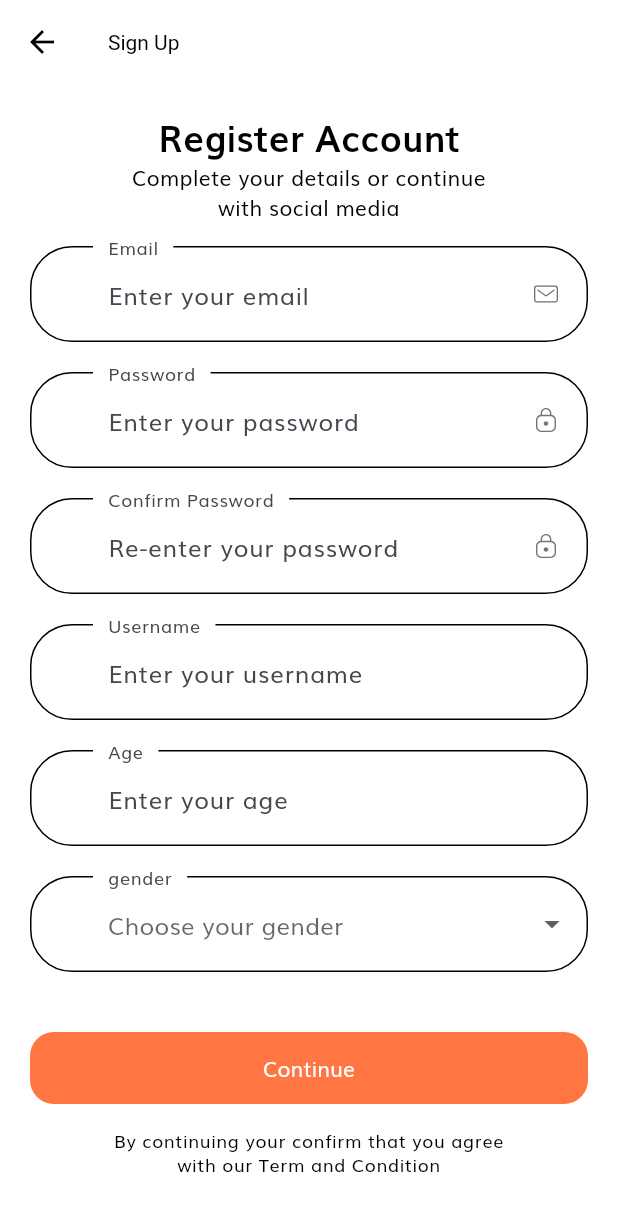
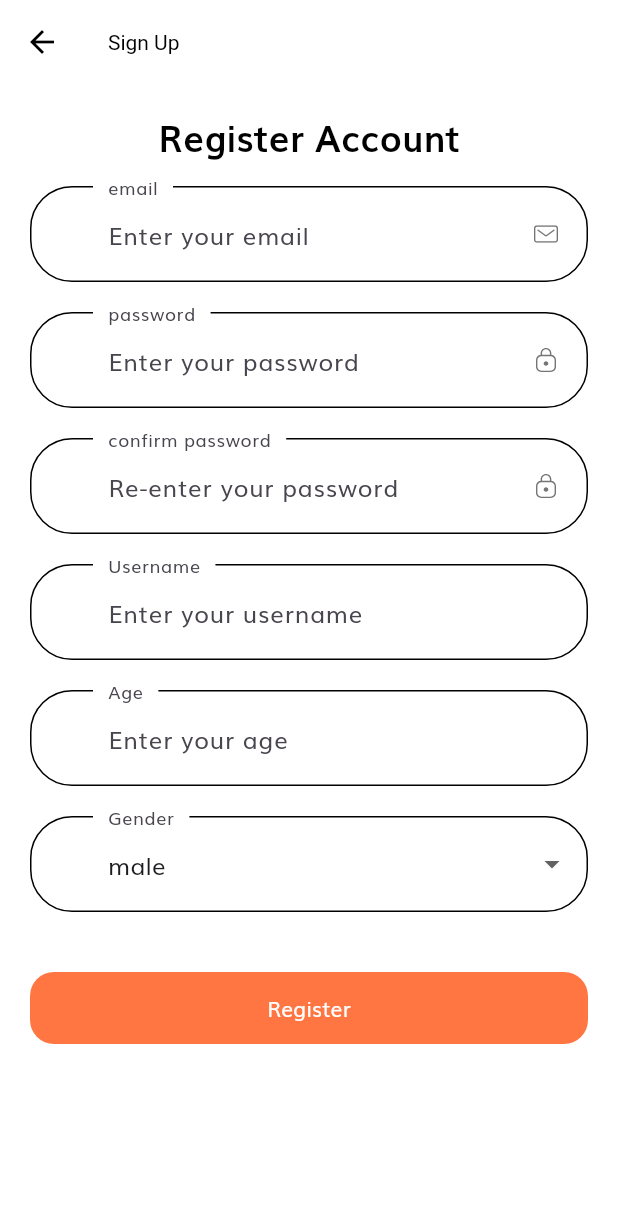
Before and after one commit to keithtung56/adminpanel, a Flutter app: the screen it shows after launch, after a tap on "Login", after a tap on "Sign Up", on a phone screen of 412 x 824 dp. Shown: the top 1211 px of the screen. Run offline on Flutter 3.47's test engine with Material 3 defaults, Android fonts, the phone set to English and light mode, and no system bars; our stand-ins replace firebase_auth, firebase_core, firebase_database, firebase_storage, flutter_bloc, flutter_dotenv and 4 more; missing offline and left inert: flutter_stripe, moment_dart; accounts and stored records are empty; generated files the repository leaves out were written again.

Commit message:
feat: lang for form error

```diff
--- a/mobile/lib/main.dart
+++ b/mobile/lib/main.dart
@@ -59,15 +59,17 @@ class MyApp extends StatelessWidget {
                           }),
                         );
                       default:
-                        return const Scaffold(
+                        return const MaterialApp(
+                            home: Scaffold(
                           body: CircularProgressIndicator(),
-                        );
+                        ));
                     }
                   });
             default:
-              return const Scaffold(
+              return const MaterialApp(
+                  home: Scaffold(
                 body: CircularProgressIndicator(),
-              );
+              ));
           }
         });
   }
--- a/mobile/lib/routes.dart
+++ b/mobile/lib/routes.dart
@@ -8,31 +8,32 @@ import 'package:shop_app/screens/payment/payment_screen.dart';
 import 'package:shop_app/screens/products/products_screen.dart';
 import 'package:shop_app/screens/products/search_products_screen.dart';
 import 'package:shop_app/screens/settings/settings_screen.dart';
-
-import 'screens/complete_profile/complete_profile_screen.dart';
 import 'screens/products_details/products_details_screen.dart';
 import 'screens/forgot_password/forgot_password_screen.dart';
 import 'screens/home/home_screen.dart';
 import 'screens/init_screen.dart';
-import 'screens/login_success/login_success_screen.dart';
 import 'screens/otp/otp_screen.dart';
 import 'screens/profile/profile_screen.dart';
 import 'screens/sign_in/sign_in_screen.dart';
 import 'screens/sign_up/sign_up_screen.dart';
-import 'screens/splash/splash_screen.dart';
 
 // We use name route
 // All our routes will be available here
 final Map<String, WidgetBuilder> routes = {
   InitScreen.routeName: (context) => const InitScreen(),
-  SplashScreen.routeName: (context) => const SplashScreen(),
   SignInScreen.routeName: (context) => const SignInScreen(),
+  SignUpScreen.routeName: (context) => const SignUpScreen(),
   ForgotPasswordScreen.routeName: (context) => const ForgotPasswordScreen(),
-  LoginSuccessScreen.routeName: (context) => const LoginSuccessScreen(),
-  SignUpScreen.routeName: (context) => const SignUpScreen(),
-  CompleteProfileScreen.routeName: (context) => const CompleteProfileScreen(),
   OtpScreen.routeName: (context) => const OtpScreen(),
   HomeScreen.routeName: (context) => const HomeScreen(),
+  ProductDetailsScreen.routeName: (context) => const ProductDetailsScreen(),
+  CartScreen.routeName: (context) => const CartScreen(),
+  ProfileScreen.routeName: (context) => const ProfileScreen(),
+  MyAccountScreen.routeName: (context) => const MyAccountScreen(),
+  PaymentScreen.routeName: (context) => const PaymentScreen(),
+  MyOrdersScreen.routeName: (context) => const MyOrdersScreen(),
+  SettingsScreen.routeName: (context) => const SettingsScreen(),
+  LanguageScreen.routeName: (context) => const LanguageScreen(),
   ProductsScreen.routeName: (context) {
     final args =
         ModalRoute.of(context)?.settings.arguments as Map<String, dynamic>;
@@ -48,12 +49,6 @@ final Map<String, WidgetBuilder> routes = {
       searchString: args['searchString'],
     );
   },
-  ProductDetailsScreen.routeName: (context) => const ProductDetailsScreen(),
-  CartScreen.routeName: (context) => const CartScreen(),
-  ProfileScreen.routeName: (context) => const ProfileScreen(),
-  MyAccountScreen.routeName: (context) => const MyAccountScreen(),
-  PaymentScreen.routeName: (context) => const PaymentScreen(),
-  MyOrdersScreen.routeName: (context) => const MyOrdersScreen(),
   OrderProductDetailsScreen.routeName: (context) {
     final args =
         ModalRoute.of(context)?.settings.arguments as Map<String, dynamic>;
@@ -61,6 +56,4 @@ final Map<String, WidgetBuilder> routes = {
       order: args['order'],
     );
   },
-  SettingsScreen.routeName: (context) => const SettingsScreen(),
-  LanguageScreen.routeName: (context) => const LanguageScreen(),
 };
--- a/mobile/lib/screens/profile/components/profile_menu.dart
+++ b/mobile/lib/screens/profile/components/profile_menu.dart
@@ -1,6 +1,5 @@
 import 'package:flutter/material.dart';
 import 'package:flutter_svg/flutter_svg.dart';
-
 import '../../../constants.dart';
 
 class ProfileMenu extends StatelessWidget {
@@ -32,6 +31,10 @@ class ProfileMenu extends StatelessWidget {
             SvgPicture.asset(
               icon,
               width: 22,
+              colorFilter: const ColorFilter.mode(
+                kPrimaryColor,
+                BlendMode.srcIn,
+              ),
             ),
             const SizedBox(width: 20),
             Expanded(child: Text(text)),
--- a/mobile/lib/screens/sign_in/components/sign_form.dart
+++ b/mobile/lib/screens/sign_in/components/sign_form.dart
@@ -50,19 +50,23 @@ class _SignFormState extends State<SignForm> {
             onSaved: (newValue) => email = newValue ?? "",
             onChanged: (value) {
               if (value.isNotEmpty) {
-                removeError(error: emptyEmailError);
+                removeError(
+                    error: AppLocalizations.of(context)!.empty_email_error);
               }
               if (emailValidatorRegExp.hasMatch(value)) {
-                removeError(error: invalidEmailError);
+                removeError(
+                    error: AppLocalizations.of(context)!.invalid_email_error);
               }
               return;
             },
             validator: (value) {
               if (value!.isEmpty) {
-                addError(error: emptyEmailError);
+                addError(
+                    error: AppLocalizations.of(context)!.empty_email_error);
                 return "";
               } else if (!emailValidatorRegExp.hasMatch(value)) {
-                addError(error: invalidEmailError);
+                addError(
+                    error: AppLocalizations.of(context)!.invalid_email_error);
                 return "";
               }
               return null;
@@ -81,13 +85,15 @@ class _SignFormState extends State<SignForm> {
             onSaved: (newValue) => password = newValue ?? "",
             onChanged: (value) {
               if (value.isNotEmpty) {
-                removeError(error: emptyPasswordError);
+                removeError(
+                    error: AppLocalizations.of(context)!.empty_password_error);
               }
               return;
             },
             validator: (value) {
               if (value!.isEmpty) {
-                addError(error: emptyPasswordError);
+                addError(
+                    error: AppLocalizations.of(context)!.empty_password_error);
                 return "";
               }
               return null;
@@ -103,16 +109,6 @@ class _SignFormState extends State<SignForm> {
           const SizedBox(height: 20),
           Row(
             children: [
-              Checkbox(
-                value: remember,
-                activeColor: kPrimaryColor,
-                onChanged: (value) {
-                  setState(() {
-                    remember = value;
-                  });
-                },
-              ),
-              const Text("Remember me"),
               const Spacer(),
               GestureDetector(
                 onTap: () => Navigator.pushNamed(
@@ -128,27 +124,36 @@ class _SignFormState extends State<SignForm> {
           const SizedBox(height: 16),
           ElevatedButton(
             onPressed: () async {
-              removeError(error: 'user not found');
-              removeError(error: 'wrong password');
-              removeError(error: 'failed to login');
+              removeError(error: AppLocalizations.of(context)!.user_not_found);
+              removeError(error: AppLocalizations.of(context)!.wrong_password);
+              removeError(error: AppLocalizations.of(context)!.failed_to_login);
               try {
                 if (_formKey.currentState!.validate()) {
                   _formKey.currentState!.save();
 
                   KeyboardUtil.hideKeyboard(context);
-                  await AuthService.firebase()
-                      .logIn(email: email, password: password);
+                  await AuthService.firebase().logIn(
+                    email: email,
+                    password: password,
+                  );
                   if (context.mounted) {
                     Navigator.pushNamedAndRemoveUntil(
                         context, InitScreen.routeName, (_) => true);
                   }
                 }
               } on UserNotFoundAuthException {
-                addError(error: 'user not found');
+                if (context.mounted) {
+                  addError(error: AppLocalizations.of(context)!.user_not_found);
+                }
               } on WrongPasswordAuthException {
-                addError(error: 'wrong password');
+                if (context.mounted) {
+                  addError(error: AppLocalizations.of(context)!.wrong_password);
+                }
               } on GenericAuthException {
-                addError(error: 'failed to login');
+                if (context.mounted) {
+                  addError(
+                      error: AppLocalizations.of(context)!.failed_to_login);
+                }
               }
             },
             child: Text(AppLocalizations.of(context)!.login),
--- a/mobile/lib/screens/sign_in/sign_in_screen.dart
+++ b/mobile/lib/screens/sign_in/sign_in_screen.dart
@@ -6,7 +6,7 @@ import 'components/sign_form.dart';
 class SignInScreen extends StatelessWidget {
   static String routeName = "/sign_in";
 
-  const SignInScreen({Key? key});
+  const SignInScreen({super.key});
 
   @override
   Widget build(BuildContext context) {
@@ -20,8 +20,7 @@ class SignInScreen extends StatelessWidget {
               padding: const EdgeInsets.symmetric(horizontal: 20),
               child: SingleChildScrollView(
                 child: Column(
-                  mainAxisAlignment:
-                      MainAxisAlignment.center, // Center vertically
+                  mainAxisAlignment: MainAxisAlignment.center,
                   children: [
                     const SizedBox(height: 16),
                     Text(
--- a/mobile/lib/screens/sign_up/components/sign_up_form.dart
+++ b/mobile/lib/screens/sign_up/components/sign_up_form.dart
@@ -2,6 +2,8 @@ import 'package:flutter/material.dart';
 import 'package:shop_app/screens/home/home_screen.dart';
 import 'package:shop_app/services/auth/auth_service.dart';
 import 'package:shop_app/services/crud/user/db_user_service.dart';
+import 'package:flutter_gen/gen_l10n/app_localizations.dart';
+
 import '../../../components/custom_surfix_icon.dart';
 import '../../../components/form_error.dart';
 import '../../../constants.dart';
@@ -50,27 +52,33 @@ class _SignUpFormState extends State<SignUpForm> {
             onSaved: (newValue) => email = newValue ?? "",
             onChanged: (value) {
               if (value.isNotEmpty) {
-                removeError(error: emptyEmailError);
-              } else if (emailValidatorRegExp.hasMatch(value)) {
-                removeError(error: invalidEmailError);
+                removeError(
+                    error: AppLocalizations.of(context)!.empty_email_error);
+              }
+              if (emailValidatorRegExp.hasMatch(value)) {
+                removeError(
+                    error: AppLocalizations.of(context)!.invalid_email_error);
               }
               return;
             },
             validator: (value) {
               if (value!.isEmpty) {
-                addError(error: emptyEmailError);
+                addError(
+                    error: AppLocalizations.of(context)!.empty_email_error);
                 return "";
               } else if (!emailValidatorRegExp.hasMatch(value)) {
-                addError(error: invalidEmailError);
+                addError(
+                    error: AppLocalizations.of(context)!.invalid_email_error);
                 return "";
               }
               return null;
             },
-            decoration: const InputDecoration(
-              labelText: "Email",
-              hintText: "Enter your email",
+            decoration: InputDecoration(
+              labelText: AppLocalizations.of(context)!.email,
+              hintText: AppLocalizations.of(context)!.enter_your_email,
               floatingLabelBehavior: FloatingLabelBehavior.always,
-              suffixIcon: CustomSurffixIcon(svgIcon: "assets/icons/Mail.svg"),
+              suffixIcon:
+                  const CustomSurffixIcon(svgIcon: "assets/icons/Mail.svg"),
             ),
           ),
           const SizedBox(height: 20),
@@ -95,11 +103,12 @@ class _SignUpFormState extends State<SignUpForm> {
               }
               return null;
             },
-            decoration: const InputDecoration(
-              labelText: "Password",
-              hintText: "Enter your password",
+            decoration: InputDecoration(
+              labelText: AppLocalizations.of(context)!.password,
+              hintText: AppLocalizations.of(context)!.enter_your_password,
               floatingLabelBehavior: FloatingLabelBehavior.always,
-              suffixIcon: CustomSurffixIcon(svgIcon: "assets/icons/Lock.svg"),
+              suffixIcon:
+                  const CustomSurffixIcon(svgIcon: "assets/icons/Lock.svg"),
             ),
           ),
           const SizedBox(height: 20),
@@ -108,27 +117,36 @@ class _SignUpFormState extends State<SignUpForm> {
             onSaved: (newValue) => confirmPassword = newValue ?? "",
             onChanged: (value) {
               if (value.isNotEmpty) {
-                removeError(error: emptyPasswordError);
-              } else if (value.isNotEmpty && password == confirmPassword) {
-                removeError(error: notMatchPasswordError);
+                removeError(
+                    error: AppLocalizations.of(context)!.empty_password_error);
+              }
+              if (value.isNotEmpty && password == confirmPassword) {
+                removeError(
+                    error:
+                        AppLocalizations.of(context)!.not_match_password_error);
               }
               confirmPassword = value;
             },
             validator: (value) {
               if (value!.isEmpty) {
-                addError(error: emptyPasswordError);
+                addError(
+                    error: AppLocalizations.of(context)!.empty_password_error);
                 return "";
               } else if ((password != value)) {
-                addError(error: notMatchPasswordError);
+                addError(
+                    error:
+                        AppLocalizations.of(context)!.not_match_password_error);
                 return "";
               }
               return null;
             },
-            decoration: const InputDecoration(
-              labelText: "Confirm Password",
-              hintText: "Re-enter your password",
+            decoration: InputDecoration(
+              labelText: AppLocalizations.of(context)!.confirm_password,
+              hintText:
+                  AppLocalizations.of(context)!.enter_your_confirm_password,
               floatingLabelBehavior: FloatingLabelBehavior.always,
-              suffixIcon: CustomSurffixIcon(svgIcon: "assets/icons/Lock.svg"),
+              suffixIcon:
+                  const CustomSurffixIcon(svgIcon: "assets/icons/Lock.svg"),
             ),
           ),
           const SizedBox(height: 20),
@@ -146,9 +164,9 @@ class _SignUpFormState extends State<SignUpForm> {
               }
               return null;
             },
-            decoration: const InputDecoration(
-              labelText: "Username",
-              hintText: "Enter your username",
+            decoration: InputDecoration(
+              labelText: AppLocalizations.of(context)!.username,
+              hintText: AppLocalizations.of(context)!.enter_your_username,
               floatingLabelBehavior: FloatingLabelBehavior.always,
             ),
           ),
@@ -168,29 +186,32 @@ class _SignUpFormState extends State<SignUpForm> {
               }
               return null;
             },
-            decoration: const InputDecoration(
-              labelText: "Age",
-              hintText: "Enter your age",
+            decoration: InputDecoration(
+              labelText: AppLocalizations.of(context)!.age,
+              hintText: AppLocalizations.of(context)!.enter_your_age,
               floatingLabelBehavior: FloatingLabelBehavior.always,
             ),
           ),
           const SizedBox(height: 20),
           DropdownButtonFormField(
-            items: genderOptions.map((String value) {
-              return DropdownMenuItem<String>(
-                value: value,
-                child: Text(value),
-              );
-            }).toList(),
+            value: gender,
+            items: [
+              DropdownMenuItem(
+                  value: "male",
+                  child: Text(AppLocalizations.of(context)!.male)),
+              DropdownMenuItem(
+                  value: "female",
+                  child: Text(AppLocalizations.of(context)!.female)),
+            ],
             onSaved: (newValue) {
               gender = newValue ?? "male";
             },
             onChanged: (value) {
               gender = value ?? "male";
             },
-            decoration: const InputDecoration(
-              labelText: "gender",
-              hintText: "Choose your gender",
+            decoration: InputDecoration(
+              labelText: AppLocalizations.of(context)!.gender,
+              hintText: AppLocalizations.of(context)!.select_your_gender,
               floatingLabelBehavior: FloatingLabelBehavior.always,
             ),
           ),
@@ -220,7 +241,7 @@ class _SignUpFormState extends State<SignUpForm> {
                 }
               }
             },
-            child: const Text("Continue"),
+            child: Text(AppLocalizations.of(context)!.register),
           ),
         ],
       ),
--- a/mobile/lib/screens/sign_up/sign_up_screen.dart
+++ b/mobile/lib/screens/sign_up/sign_up_screen.dart
@@ -1,4 +1,5 @@
 import 'package:flutter/material.dart';
+import 'package:flutter_gen/gen_l10n/app_localizations.dart';
 import '../../constants.dart';
 import 'components/sign_up_form.dart';
 
@@ -10,7 +11,7 @@ class SignUpScreen extends StatelessWidget {
   Widget build(BuildContext context) {
     return Scaffold(
       appBar: AppBar(
-        title: const Text("Sign Up"),
+        title: Text(AppLocalizations.of(context)!.sign_up),
       ),
       body: SafeArea(
         child: SizedBox(
@@ -21,11 +22,8 @@ class SignUpScreen extends StatelessWidget {
               child: Column(
                 children: [
                   const SizedBox(height: 16),
-                  const Text("Register Account", style: headingStyle),
-                  const Text(
-                    "Complete your details or continue \nwith social media",
-                    textAlign: TextAlign.center,
-                  ),
+                  Text(AppLocalizations.of(context)!.register_account,
+                      style: headingStyle),
                   const SizedBox(height: 16),
                   const SignUpForm(),
                   const SizedBox(height: 16),
@@ -47,11 +45,11 @@ class SignUpScreen extends StatelessWidget {
                   //   ],
                   // ),
                   // const SizedBox(height: 16),
-                  Text(
-                    'By continuing your confirm that you agree \nwith our Term and Condition',
-                    textAlign: TextAlign.center,
-                    style: Theme.of(context).textTheme.bodySmall,
-                  )
+                  // Text(
+                  //   'By continuing your confirm that you agree \nwith our Term and Condition',
+                  //   textAlign: TextAlign.center,
+                  //   style: Theme.of(context).textTheme.bodySmall,
+                  // )
                 ],
               ),
             ),
--- a/mobile/lib/services/auth/auth_provider.dart
+++ b/mobile/lib/services/auth/auth_provider.dart
@@ -1,4 +1,3 @@
-
 import 'package:shop_app/services/auth/auth_user.dart';
 
 abstract class AuthProvider {
--- a/mobile/lib/services/auth/auth_service.dart
+++ b/mobile/lib/services/auth/auth_service.dart
@@ -1,4 +1,3 @@
-
 import 'package:shop_app/services/auth/auth_provider.dart';
 import 'package:shop_app/services/auth/auth_user.dart';
 import 'package:shop_app/services/auth/firebase_auth_provider.dart';
```
Also changed, not shown: mobile/lib/l10n/intl_en.arb (+17 -1 lines), mobile/lib/l10n/intl_zh.arb (+18 -2 lines), mobile/lib/screens/complete_profile/complete_profile_screen.dart (deleted, +0 -46 lines), mobile/lib/screens/complete_profile/components/complete_profile_form.dart (deleted, +0 -138 lines), mobile/lib/screens/login_success/login_success_screen.dart (deleted, +0 -46 lines), mobile/lib/screens/my-account/components/my_account_form.dart (+15 -11 lines), mobile/lib/screens/splash/components/splash_content.dart (deleted, +0 -44 lines), mobile/lib/screens/splash/splash_screen.dart (deleted, +0 -99 lines), mobile/assets/icons/Shop Icon.svg.
